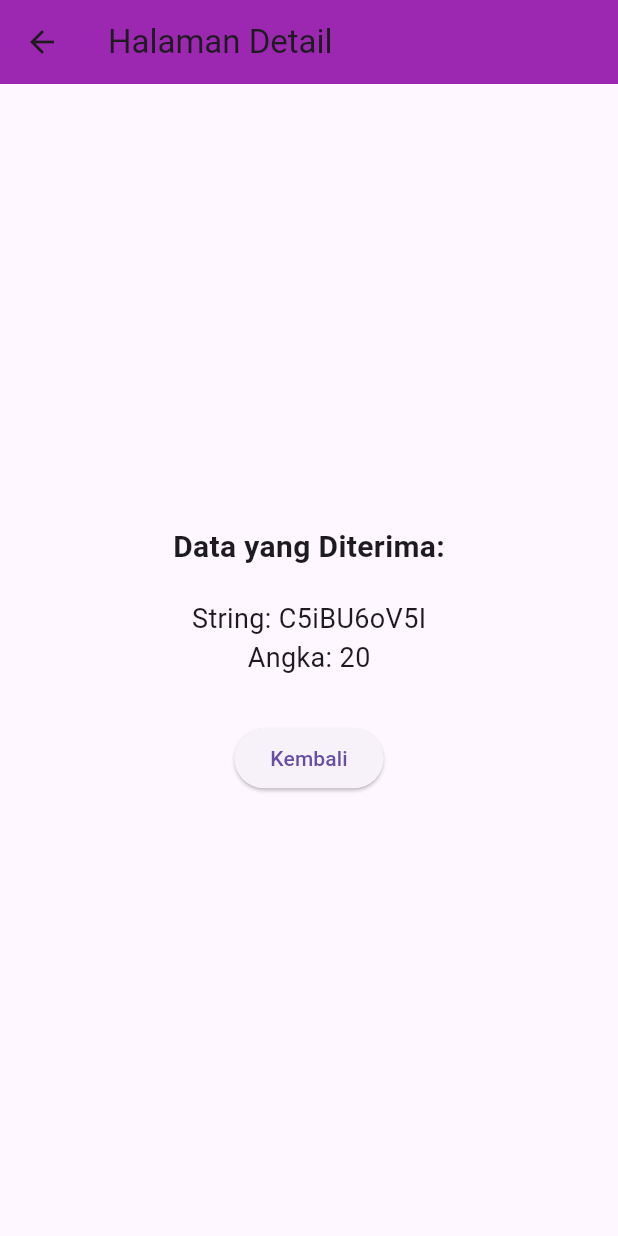
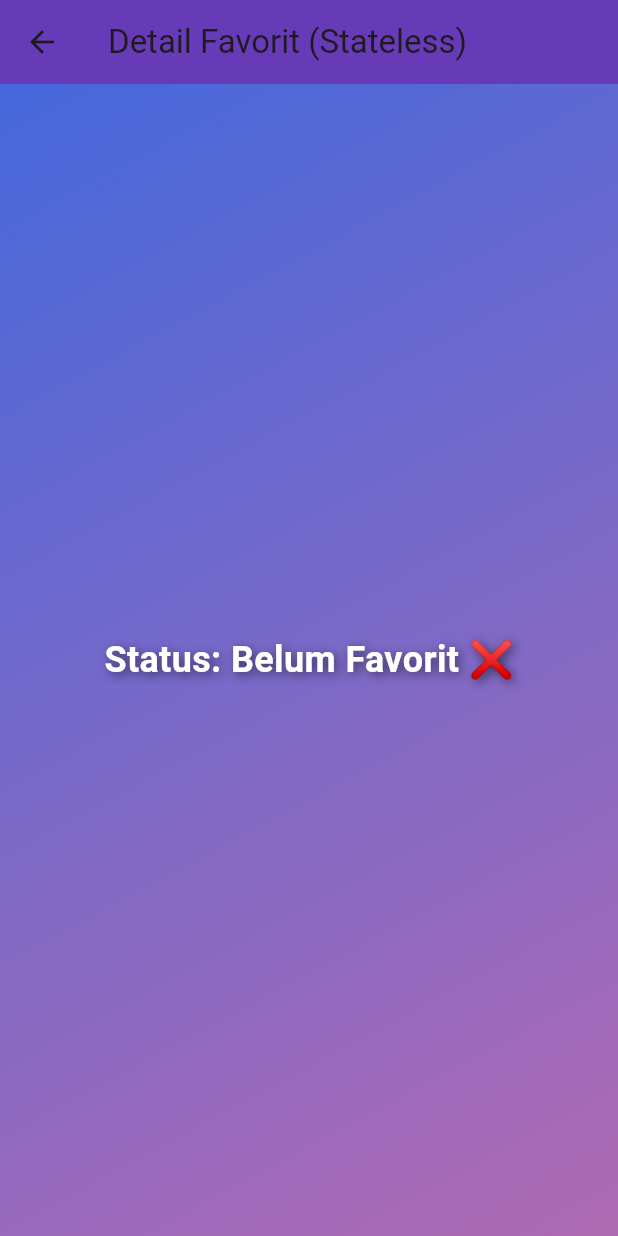
Before and after one commit to lend0y/Prak-Mobile, a Flutter app: the screen it shows after launch, after a tap on "Ke Halaman Detail", on a phone screen of 412 x 824 dp. Run offline on Flutter 3.47's test engine with Material 3 defaults, Android fonts, the phone set to English and light mode, and no system bars.

Commit message:
update rename folder

```diff
--- a/lib/main.dart
+++ b/lib/main.dart
@@ -1,209 +1,13 @@
-import 'dart:math';
 import 'package:flutter/material.dart';
 
-// fungsi untuk menghasilkan string acak
-String generateRandomString() {
-  const characters = 'ABCDEFGHIJKLMNOPQRSTUVWXYZabcdefghijklmnopqrstuvwxyz0123456789';
-  Random random = Random();
-  return List.generate(
-    10,
-    (index) => characters[random.nextInt(characters.length)],
-  ).join();
-}
-
-// fungsi untuk menghasilkan angka acak dari 0 hingga 99
-int generateRandomNumber() {
-  Random random = Random();
-  return random.nextInt(100);
-}
+import 'codelab/codelab_main.dart' as codelab;
+import 'tugas/favorite_stateless.dart' as favStateless;
+import 'tugas/favorite_stateful.dart' as favStateful;
 
 void main() {
-  // ubah baris di bawah ini untuk menjalankan versi Stateless atau Stateful
-  runApp(const MyAppStateless());
-  // runApp(const MyAppStateful());
+  // runApp(const codelab.MyAppCodelab());
+
+  runApp(const favStateless.MyAppStateless());
+
+  // runApp(const favStateful.MyAppStateful());
 }
-
-// =========================================================
-// IMPLEMENTASI DENGAN STATELESS WIDGET
-// =========================================================
-
-class MyAppStateless extends StatelessWidget {
-  const MyAppStateless({super.key});
-
-  @override
-  Widget build(BuildContext context) {
-    return const MaterialApp(
-      title: 'Stateless Codelab App',
-      home: StatelessHomePage(),
-    );
-  }
-}
-
-class StatelessHomePage extends StatelessWidget {
-  const StatelessHomePage({super.key});
-
-  @override
-  Widget build(BuildContext context) {
-    // data acak dibuat HANYA SEKALI saat widget ini dibangun
-    final String randomString = generateRandomString();
-    final int randomNumber = generateRandomNumber();
-
-    return Scaffold(
-      appBar: AppBar(
-        title: const Text('Stateless - Halaman Utama'),
-        backgroundColor: Colors.blue,
-      ),
-      body: Center(
-        child: Column(
-          mainAxisAlignment: MainAxisAlignment.center,
-          children: [
-            const Text(
-              'Data di halaman ini tidak akan berubah.',
-              style: TextStyle(fontSize: 16),
-            ),
-            const SizedBox(height: 20),
-            Text('String Acak: $randomString', style: const TextStyle(fontSize: 18)),
-            Text('Angka Acak: $randomNumber', style: const TextStyle(fontSize: 18)),
-            const SizedBox(height: 30),
-            ElevatedButton(
-              onPressed: () {
-                Navigator.push(
-                  context,
-                  MaterialPageRoute(
-                    builder: (context) => DetailPage(
-                      randomString: randomString,
-                      randomNumber: randomNumber,
-                    ),
-                  ),
-                );
-              },
-              child: const Text('Ke Halaman Detail'),
-            ),
-          ],
-        ),
-      ),
-    );
-  }
-}
-
-// =========================================================
-// IMPLEMENTASI DENGAN STATEFUL WIDGET
-// =========================================================
-
-class MyAppStateful extends StatelessWidget {
-  const MyAppStateful({super.key});
-
-  @override
-  Widget build(BuildContext context) {
-    return const MaterialApp(
-      title: 'Stateful Codelab App',
-      home: StatefulHomePage(),
-    );
-  }
-}
-
-class StatefulHomePage extends StatefulWidget {
-  const StatefulHomePage({super.key});
-
-  @override
-  State<StatefulHomePage> createState() => _StatefulHomePageState();
-}
-
-class _StatefulHomePageState extends State<StatefulHomePage> {
-  String _randomString = '';
-  int _randomNumber = 0;
-
-  @override
-  void initState() {
-    super.initState();
-    _generateNewData();
-  }
-
-  // fungsi untuk menghasilkan data acak baru dan memperbarui state
-  void _generateNewData() {
-    setState(() {
-      _randomString = generateRandomString();
-      _randomNumber = generateRandomNumber();
-    });
-  }
-
-  @override
-  Widget build(BuildContext context) {
-    return Scaffold(
-      appBar: AppBar(
-        title: const Text('Stateful - Halaman Utama'),
-        backgroundColor: Colors.red,
-      ),
-      body: Center(
-        child: Column(
-          mainAxisAlignment: MainAxisAlignment.center,
-          children: [
-            Text('String Acak: $_randomString', style: const TextStyle(fontSize: 18)),
-            Text('Angka Acak: $_randomNumber', style: const TextStyle(fontSize: 18)),
-            const SizedBox(height: 20),
-            ElevatedButton(
-              onPressed: _generateNewData,
-              child: const Text('Hasilkan Data Baru'),
-            ),
-            const SizedBox(height: 30),
-            ElevatedButton(
-              onPressed: () {
-                Navigator.push(
-                  context,
-                  MaterialPageRoute(
-                    builder: (context) => DetailPage(
-                      randomString: _randomString,
-                      randomNumber: _randomNumber,
-                    ),
-                  ),
-                );
-              },
-              child: const Text('Ke Halaman Detail'),
-            ),
-          ],
-        ),
-      ),
-    );
-  }
-}
-
-// =========================================================
-// HALAMAN DETAIL (digunakan oleh kedua versi)
-// =========================================================
-
-class DetailPage extends StatelessWidget {
-  final String randomString;
-  final int randomNumber;
-
-  const DetailPage({
-    super.key,
-    required this.randomString,
-    required this.randomNumber,
-  });
-
-  @override
-  Widget build(BuildContext context) {
-    return Scaffold(
-      appBar: AppBar(
-        title: const Text('Halaman Detail'),
-        backgroundColor: Colors.purple,
-      ),
-      body: Center(
-        child: Column(
-          mainAxisAlignment: MainAxisAlignment.center,
-          children: [
-            const Text('Data yang Diterima:', style: TextStyle(fontSize: 20, fontWeight: FontWeight.bold)),
-            const SizedBox(height: 20),
-            Text('String: $randomString', style: const TextStyle(fontSize: 18)),
-            Text('Angka: $randomNumber', style: const TextStyle(fontSize: 18)),
-            const SizedBox(height: 30),
-            ElevatedButton(
-              onPressed: () => Navigator.pop(context),
-              child: const Text('Kembali'),
-            ),
-          ],
-        ),
-      ),
-    );
-  }
-}
--- /dev/null
+++ b/lib/tugas/favorite_stateless.dart
@@ -0,0 +1,111 @@
+import 'package:flutter/material.dart';
+
+class MyAppStateless extends StatelessWidget {
+  const MyAppStateless({super.key});
+
+  @override
+  Widget build(BuildContext context) {
+    return const MaterialApp(
+      debugShowCheckedModeBanner: false,
+      home: StatelessHomePage(),
+    );
+  }
+}
+
+class StatelessHomePage extends StatelessWidget {
+  const StatelessHomePage({super.key});
+
+  @override
+  Widget build(BuildContext context) {
+    return Scaffold(
+      body: Container(
+        // background gradien
+        decoration: const BoxDecoration(
+          gradient: LinearGradient(
+            colors: [Color(0xFFf8cdda), Color(0xFF1d2b64)],
+            begin: Alignment.topCenter,
+            end: Alignment.bottomCenter,
+          ),
+        ),
+        child: Center(
+          child: Column(
+            mainAxisAlignment: MainAxisAlignment.center,
+            children: [
+              const Icon(
+                Icons.favorite_border,
+                color: Colors.white,
+                size: 120,
+              ),
+              const SizedBox(height: 40),
+              ElevatedButton(
+                style: ElevatedButton.styleFrom(
+                  backgroundColor: Colors.white.withOpacity(0.9),
+                  foregroundColor: Colors.black,
+                  padding: const EdgeInsets.symmetric(horizontal: 30, vertical: 15),
+                  shape: RoundedRectangleBorder(
+                    borderRadius: BorderRadius.circular(20),
+                  ),
+                  elevation: 5,
+                ),
+                onPressed: () {
+                  Navigator.push(
+                    context,
+                    MaterialPageRoute(
+                      builder: (context) => const DetailPage(isFavorite: false),
+                    ),
+                  );
+                },
+                child: const Text(
+                  "Ke Halaman Detail",
+                  style: TextStyle(fontSize: 16, fontWeight: FontWeight.bold),
+                ),
+              ),
+            ],
+          ),
+        ),
+      ),
+    );
+  }
+}
+
+class DetailPage extends StatelessWidget {
+  final bool isFavorite;
+
+  const DetailPage({super.key, required this.isFavorite});
+
+  @override
+  Widget build(BuildContext context) {
+    return Scaffold(
+      appBar: AppBar(
+        title: const Text("Detail Favorit (Stateless)"),
+        backgroundColor: Colors.deepPurple,
+      ),
+      body: Container(
+        decoration: const BoxDecoration(
+          gradient: LinearGradient(
+            colors: [Color(0xFF4568dc), Color(0xFFb06ab3)],
+            begin: Alignment.topLeft,
+            end: Alignment.bottomRight,
+          ),
+        ),
+        child: const Center(
+          child: Text(
+            "Status: Belum Favorit ❌", // selalu sama
+            style: TextStyle(
+              fontSize: 24,
+              fontWeight: FontWeight.bold,
+              color: Colors.white,
+              shadows: [
+                Shadow(
+                  blurRadius: 8,
+                  color: Colors.black54,
+                  offset: Offset(2, 2),
+                )
+              ],
+            ),
+          ),
+        ),
+      ),
+    );
+  }
+}
```
Also changed, not shown: lib/codelab/codelab_main.dart (added, +203 -0 lines), lib/tugas/favorite_stateful.dart (added, +132 -0 lines), 1 other file.
